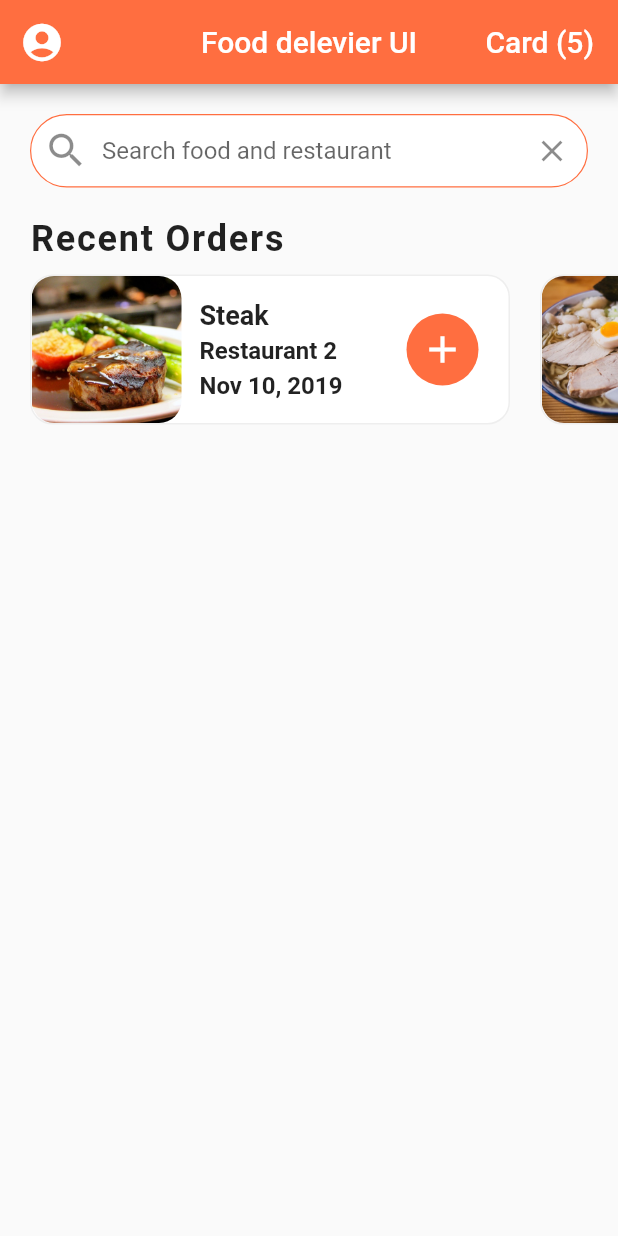
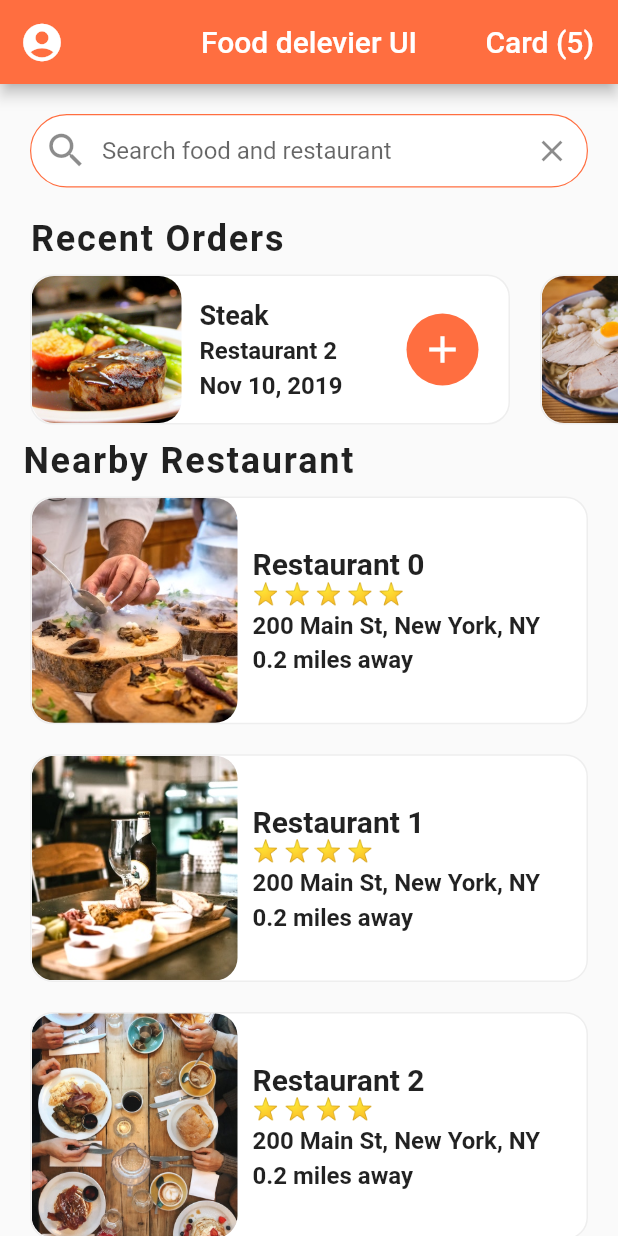
Before and after one commit to fabuloussTeam/Food-Delevery-UI, a Flutter app: the screen it shows after launch, on a phone screen of 412 x 824 dp. Run offline on Flutter 3.47's test engine with Material 2 defaults, Android fonts, the phone set to English and light mode, and no system bars.

Commit message:
Mise en place de UI des differents restaurant: Nearby restaurant

```diff
--- /dev/null
+++ b/flutter-icons-da92682c/config.json
@@ -0,0 +1,16 @@
+{
+  "name": "",
+  "css_prefix_text": "",
+  "css_use_suffix": false,
+  "hinting": true,
+  "units_per_em": 1000,
+  "ascent": 850,
+  "glyphs": [
+    {
+      "uid": "5daac230ad1cfdf4782697dfbda679dd",
+      "css": "star",
+      "code": 59392,
+      "src": "iconic"
+    }
+  ]
+}
--- a/lib/screen/home_screen.dart
+++ b/lib/screen/home_screen.dart
@@ -1,6 +1,8 @@
+import 'package:flutter/cupertino.dart';
 import 'package:flutter/material.dart';
 import 'package:flutter_food_delivery_ui/data/data.dart';
 import 'package:flutter_food_delivery_ui/widgets/recent_orders.dart';
+import 'package:flutter_food_delivery_ui/widgets/rating_start.dart';
 
 class HomeScreen extends StatefulWidget{
    String title = "Food delevier UI";
@@ -59,10 +61,99 @@ class _HomeScreenState extends State<HomeScreen>{
                 ),
               ),
             ),
-            RecentOrders()
+            RecentOrders(),
+            new Column(
+              crossAxisAlignment: CrossAxisAlignment.start,
+              children: <Widget>[
+                new Padding(
+                    padding: EdgeInsets.symmetric(horizontal: 15.0),
+                    child: new Text(
+                      "Nearby Restaurant",
+                      style: new TextStyle(
+                      letterSpacing: 1.2,
+                      fontWeight: FontWeight.w600,
+                      fontSize: 24.0,
+                    ),
+                  ),
+                ),
+                _buildRestaurants(),
+              ]
+            ),
           ],
         )
-
     );
   }
+
+  _buildRestaurants(){
+
+    double width = MediaQuery.of(context).size.width;
+    double heigth = MediaQuery.of(context).size.height;
+
+    List<Widget> restaurantList = [];
+    restaurants.forEach((restaurants){
+      restaurantList.add(
+        new Container(
+          margin: EdgeInsets.symmetric(horizontal: 20.0, vertical: 10.0),
+          decoration: BoxDecoration(
+            color: Colors.white,
+            borderRadius: BorderRadius.circular(15.0),
+            border: new Border.all(
+              width: 1.0,
+              color: Colors.grey[200]
+            )
+          ),
+          child: new Row(
+            children: <Widget>[
+              new ClipRRect(
+                borderRadius: new BorderRadius.circular(15.0),
+                child: Image(
+                  height: heigth / 5.5,
+                  width: width / 3.0 ,
+                  image: AssetImage(restaurants.imageUrl),
+                  fit: BoxFit.cover,
+                ),
+              ),
+              new Container(
+                margin: EdgeInsets.symmetric(horizontal: 10.0),
+                child: new Column(
+                  mainAxisAlignment: MainAxisAlignment.center,
+                  crossAxisAlignment: CrossAxisAlignment.start,
+                  children: <Widget>[
+                    new Text(
+                      restaurants.name,
+                      style: new TextStyle(
+                        fontSize: 20.0,
+                        fontWeight: FontWeight.bold
+                      ),
+                      overflow: TextOverflow.ellipsis,
+                    ),
+                    new RatingStarts(restaurants.rating),
+                    new SizedBox(height: 4.0),
+                    new Text(
+                    restaurants.address,
+                    style: new TextStyle(
+                        fontSize: 16.0,
+                        fontWeight: FontWeight.w600
+                     ),
+                      overflow: TextOverflow.ellipsis,
+                    ),
+                    new SizedBox(height: 4.0),
+                    new Text(
+                      "0.2 miles away",
+                      style: new TextStyle(
+                          fontSize: 16.0,
+                          fontWeight: FontWeight.w600
+                      ),
+                      overflow: TextOverflow.ellipsis,
+                    ),
+                  ],
+                ),
+              )
+            ],
+          ),
+        )
+      );
+    });
+    return new Column(children: restaurantList);
+  }
 }
--- /dev/null
+++ b/lib/widgets/rating_start.dart
@@ -0,0 +1,20 @@
+import 'package:flutter/material.dart';
+
+class RatingStarts extends StatelessWidget {
+
+  final int rating;
+
+  RatingStarts(this.rating);
+
+  @override
+  Widget build(BuildContext context) {
+    // TODO: implement build
+
+   String star = "";
+     for(int i = 0; i < rating; i++) {
+          star += "⭐ "; // utilisation des emojies
+     }
+     star.trim();
+    return new Text(star, style: new TextStyle(color: Colors.yellow),);
+  }
+}
```
Also changed, not shown: pubspec.yaml (+20 -15 lines), flutter-icons-da92682c/fonts/MyFlutterApp.ttf (added).
